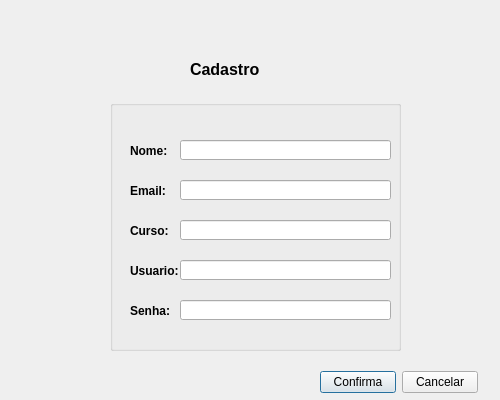
First picture: the form in Mayko/projeto/cadastro.ui, repository UnPComp2013/Grupo6, before the edit.
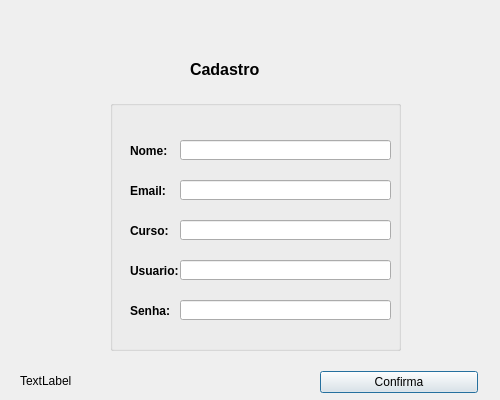
Second picture: the form after the edit.

What changed in the file:
```diff
--- a/Mayko/projeto/cadastro.ui
+++ b/Mayko/projeto/cadastro.ui
@@ -27,22 +27,12 @@
    </property>
    <layout class="QHBoxLayout" name="horizontalLayout">
     <item>
-     <widget class="QPushButton" name="btn_Confirma">
-      <property name="styleSheet">
-       <string notr="true">QLabel { border-color: red }</string>
-      </property>
+     <widget class="QPushButton" name="btn_confirma">
       <property name="text">
        <string>Confirma</string>
       </property>
      </widget>
     </item>
-    <item>
-     <widget class="QPushButton" name="btn_Cancelar">
-      <property name="text">
-       <string>Cancelar</string>
-      </property>
-     </widget>
-    </item>
    </layout>
   </widget>
   <widget class="QLabel" name="label">
@@ -228,6 +218,19 @@
     </property>
    </widget>
   </widget>
+  <widget class="QLabel" name="lb_sec_status">
+   <property name="geometry">
+    <rect>
+     <x>20</x>
+     <y>370</y>
+     <width>241</width>
+     <height>21</height>
+    </rect>
+   </property>
+   <property name="text">
+    <string>TextLabel</string>
+   </property>
+  </widget>
  </widget>
  <resources/>
  <connections/>
```
Left out of the diff: 10 changed lines with no effect on the pictures.
